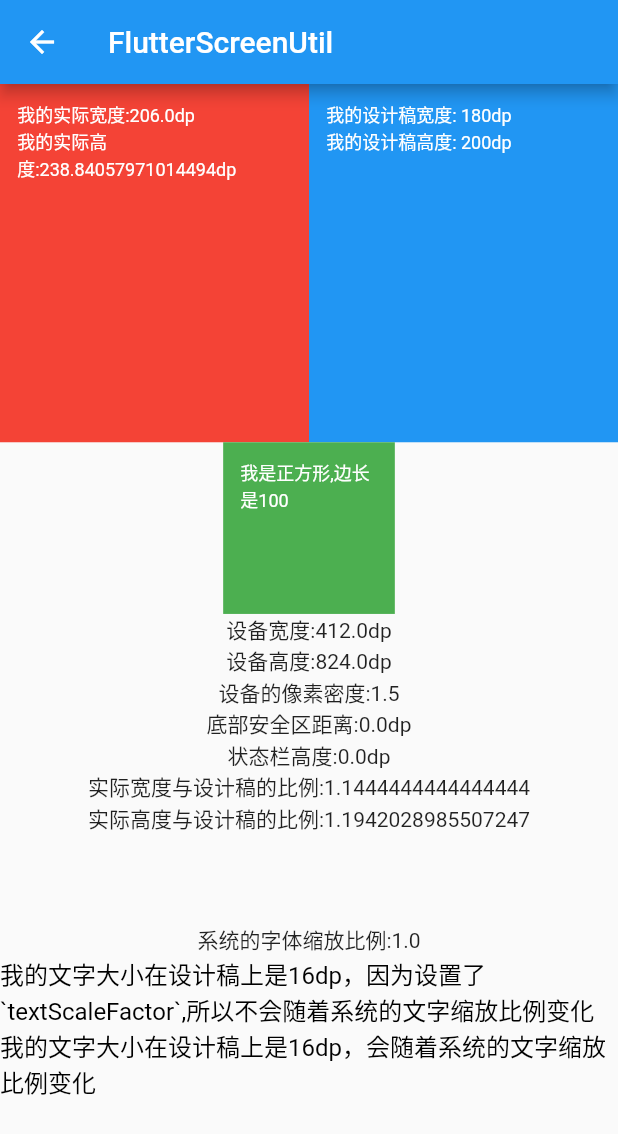
After one commit to kjt666/FlutterDemo, a Flutter app: the ScreenUtilPage screen opened directly, on a phone screen of 412 x 824 dp. The commit adds this screen. Shown: the top 1134 px of the screen. Run offline on Flutter 3.47's test engine with Material 2 defaults, Android fonts, the phone set to English and light mode, and no system bars; drawn by our look-alikes of pull_to_refresh; our stand-ins replace dio, flutter_html, flutter_screenutil, fluttertoast, logger.

Commit message:
添加flutter_screen_util代码

```diff
--- a/lib/main.dart
+++ b/lib/main.dart
@@ -1,4 +1,3 @@
-
 // import 'package:dio_http_cache/dio_http_cache.dart';
 import 'package:flutter/material.dart';
 import 'package:flutter_app/page/jumpPage.dart';
@@ -14,9 +13,7 @@ class MyApp extends StatelessWidget {
   // This widget is the root of your application.
   @override
   Widget build(BuildContext context) {
-    return ScreenUtilInit(
-      designSize: Size(375, 667),
-      builder: () => MaterialApp(
+    return MaterialApp(
       title: 'Flutter Demo',
       theme: ThemeData(
           // This is the theme of your application.
@@ -37,20 +34,10 @@ class MyApp extends StatelessWidget {
               color: Colors.redAccent,
               indent: 10,
               endIndent: 10)),
-        builder: (context, widget) {
-          return MediaQuery(
-            //Setting font does not change with system font size
-            data: MediaQuery.of(context).copyWith(textScaleFactor: 1.0),
-            child: widget,
-          );
-        },
       home: JumpPage(),
-      ),
     );
   }
 }
-
-
 
 class MyHomePage extends StatefulWidget {
   MyHomePage({Key key, this.title}) : super(key: key);
--- a/lib/page/jumpPage.dart
+++ b/lib/page/jumpPage.dart
@@ -1,5 +1,6 @@
 import 'package:flutter/material.dart';
 import 'package:flutter/widgets.dart';
+import 'package:flutter_app/page/ScreenUtilPage.dart';
 import 'package:flutter_app/page/myPage.dart';
 import 'package:flutter_app/page/notePage.dart';
 import 'package:flutter_app/other/loggerPage.dart';
@@ -50,6 +51,7 @@ class _JumpState extends State<JumpPage> {
           }),
           getJumpItem("复杂页面1~~~", jumpPage: new MyPage()),
           getJumpItem("复杂页面2~~~", jumpPage: new NotePage()),
+          getJumpItem("Flutter页面适配",jumpPage: new ScreenUtilPage())
         ],
       ),
     );
--- /dev/null
+++ b/lib/page/screenUtilPage.dart
@@ -0,0 +1,102 @@
+import 'package:flutter/material.dart';
+import 'package:flutter/widgets.dart';
+import 'package:flutter_screenutil/flutter_screenutil.dart';
+
+class ScreenUtilPage extends StatelessWidget {
+  @override
+  Widget build(BuildContext context) {
+    ScreenUtil.init(
+      BoxConstraints(
+          maxWidth: MediaQuery.of(context).size.width,
+          maxHeight: MediaQuery.of(context).size.height),
+      designSize: Size(360, 690),
+    );
+    return Scaffold(
+      appBar: AppBar(
+        title: Text("FlutterScreenUtil"),
+      ),
+      body: SingleChildScrollView(
+        child: Column(
+          crossAxisAlignment: CrossAxisAlignment.center,
+          children: <Widget>[
+            Row(
+              children: <Widget>[
+                Container(
+                  padding: EdgeInsets.all(ScreenUtil().setWidth(10)),
+                  width: 180.w,
+                  height: 200.h,
+                  color: Colors.red,
+                  child: Text(
+                    '我的实际宽度:${180.w}dp \n'
+                    '我的实际高度:${200.h}dp',
+                    style: TextStyle(color: Colors.white, fontSize: 12),
+                  ),
+                ),
+                Container(
+                  padding: EdgeInsets.all(ScreenUtil().setWidth(10)),
+                  width: ScreenUtil().setWidth(180),
+                  height: ScreenUtil().setHeight(200),
+                  color: Colors.blue,
+                  child: Text(
+                      '我的设计稿宽度: 180dp \n'
+                      '我的设计稿高度: 200dp',
+                      style: TextStyle(color: Colors.white, fontSize: 12)),
+                ),
+              ],
+            ),
+            Container(
+              padding: EdgeInsets.all(ScreenUtil().setWidth(10)),
+              width: 100.w,
+              height: 100.w,
+              color: Colors.green,
+              child: Text(
+                '我是正方形,边长是100',
+                style: TextStyle(
+                  color: Colors.white,
+                  fontSize: 12,
+                ),
+              ),
+            ),
+            Text('设备宽度:${ScreenUtil().screenWidth}dp'),
+            Text('设备高度:${ScreenUtil().screenHeight}dp'),
+            Text('设备的像素密度:${ScreenUtil().pixelRatio}'),
+            Text('底部安全区距离:${ScreenUtil().bottomBarHeight}dp'),
+            Text('状态栏高度:${ScreenUtil().statusBarHeight}dp'),
+            Text(
+              '实际宽度与设计稿的比例:${ScreenUtil().scaleWidth}',
+              textAlign: TextAlign.center,
+            ),
+            Text(
+              '实际高度与设计稿的比例:${ScreenUtil().scaleHeight}',
+              textAlign: TextAlign.center,
+            ),
+            SizedBox(
+              height: 50.h,
+            ),
+            Text('系统的字体缩放比例:${ScreenUtil().textScaleFactor}'),
+            Column(
+              crossAxisAlignment: CrossAxisAlignment.start,
+              children: <Widget>[
+                Text(
+                  '我的文字大小在设计稿上是16dp，因为设置了`textScaleFactor`,所以不会随着系统的文字缩放比例变化',
+                  style: TextStyle(
+                    color: Colors.black,
+                    fontSize: 16,
+                  ),
+                  textScaleFactor: 1.0,
+                ),
+                Text(
+                  '我的文字大小在设计稿上是16dp，会随着系统的文字缩放比例变化',
+                  style: TextStyle(
+                    color: Colors.black,
+                    fontSize: 16,
+                  ),
+                ),
+              ],
+            )
+          ],
+        ),
+      ),
+    );
+  }
+}
```
Lines whose indentation alone changed are shown as unchanged.
